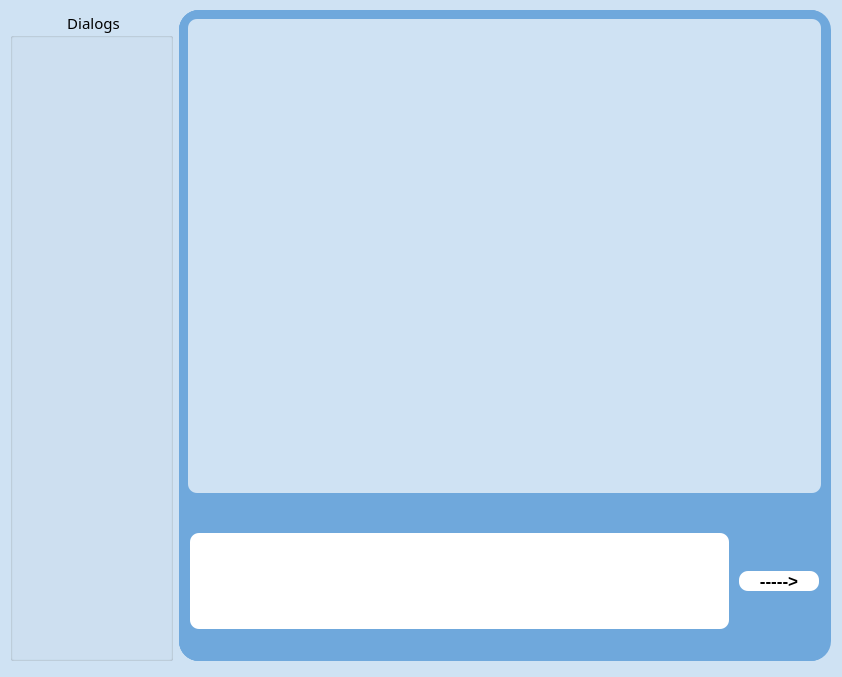
Vladimir-Vorobev/hse_cpp_1_year_project, file hseqt/mainwindow.ui: the form before one commit.
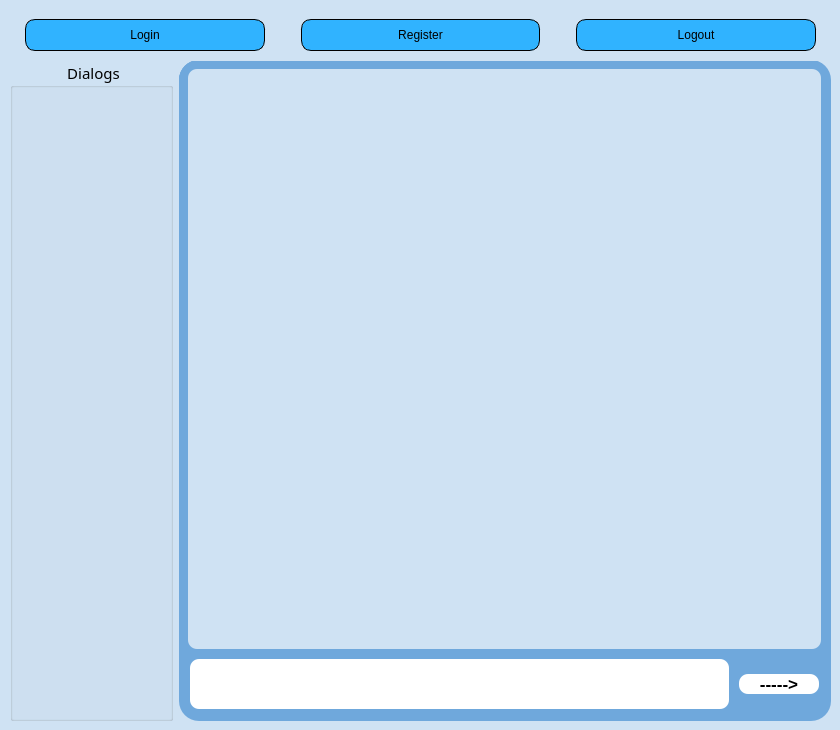
The form after the commit.

The edit to the form file:
```diff
--- a/hseqt/mainwindow.ui
+++ b/hseqt/mainwindow.ui
@@ -6,16 +6,22 @@
    <rect>
     <x>0</x>
     <y>0</y>
-    <width>842</width>
-    <height>677</height>
+    <width>840</width>
+    <height>730</height>
    </rect>
   </property>
   <property name="sizePolicy">
-   <sizepolicy hsizetype="Expanding" vsizetype="Expanding">
+   <sizepolicy hsizetype="Fixed" vsizetype="Fixed">
     <horstretch>0</horstretch>
     <verstretch>0</verstretch>
    </sizepolicy>
   </property>
+  <property name="maximumSize">
+   <size>
+    <width>840</width>
+    <height>730</height>
+   </size>
+  </property>
   <property name="windowTitle">
    <string>MainWindow</string>
   </property>
@@ -33,9 +39,9 @@
     <property name="geometry">
      <rect>
       <x>10</x>
-      <y>10</y>
+      <y>60</y>
       <width>821</width>
-      <height>651</height>
+      <height>661</height>
      </rect>
     </property>
     <layout class="QHBoxLayout" name="horizontalLayout" stretch="1,4">
@@ -128,6 +134,12 @@
               <verstretch>0</verstretch>
              </sizepolicy>
             </property>
+            <property name="minimumSize">
+             <size>
+              <width>0</width>
+              <height>550</height>
+             </size>
+            </property>
             <property name="font">
              <font>
               <family>Cascadia Mono</family>
@@ -213,8 +225,8 @@
             </property>
             <property name="maximumSize">
              <size>
-              <width>16777215</width>
-              <height>16777215</height>
+              <width>539</width>
+              <height>50</height>
              </size>
             </property>
             <property name="font">
@@ -283,6 +295,12 @@
             <property name="text">
              <string>-----&gt;</string>
             </property>
+            <property name="autoDefault">
+             <bool>true</bool>
+            </property>
+            <property name="default">
+             <bool>true</bool>
+            </property>
            </widget>
           </item>
          </layout>
@@ -292,6 +310,66 @@
      </item>
     </layout>
    </widget>
+   <widget class="QWidget" name="horizontalLayoutWidget">
+    <property name="geometry">
+     <rect>
+      <x>10</x>
+      <y>10</y>
+      <width>821</width>
+      <height>51</height>
+     </rect>
+    </property>
+    <layout class="QHBoxLayout" name="horizontalLayout_3">
+     <item>
+      <widget class="QPushButton" name="loginB">
+       <property name="styleSheet">
+        <string notr="true">border-style: solid;
+border-width:1px;
+border-color:black;
+background-color: rgb(48,179,255);
+border-radius: 10px;
+min-height: 30px;
+margin: 0px 15px;</string>
+       </property>
+       <property name="text">
+        <string>Login</string>
+       </property>
+      </widget>
+     </item>
+     <item>
+      <widget class="QPushButton" name="regB">
+       <property name="styleSheet">
+        <string notr="true">border-style: solid;
+border-width:1px;
+border-color:black;
+background-color: rgb(48,179,255);
+border-radius: 10px;
+min-height: 30px;
+margin: 0px 15px;</string>
+       </property>
+       <property name="text">
+        <string>Register</string>
+       </property>
+      </widget>
+     </item>
+     <item>
+      <widget class="QPushButton" name="logoutB">
+       <property name="styleSheet">
+        <string notr="true">border-style: solid;
+border-width:1px;
+border-color:black;
+background-color: rgb(48,179,255);
+border-radius: 10px;
+min-height: 30px;
+margin: 0px 15px;</string>
+       </property>
+       <property name="text">
+        <string>Logout</string>
+       </property>
+      </widget>
+     </item>
+    </layout>
+   </widget>
   </widget>
   <action name="actionchat">
    <property name="text">
```
Left out of the diff: 3 changed lines with no effect on the pictures.
